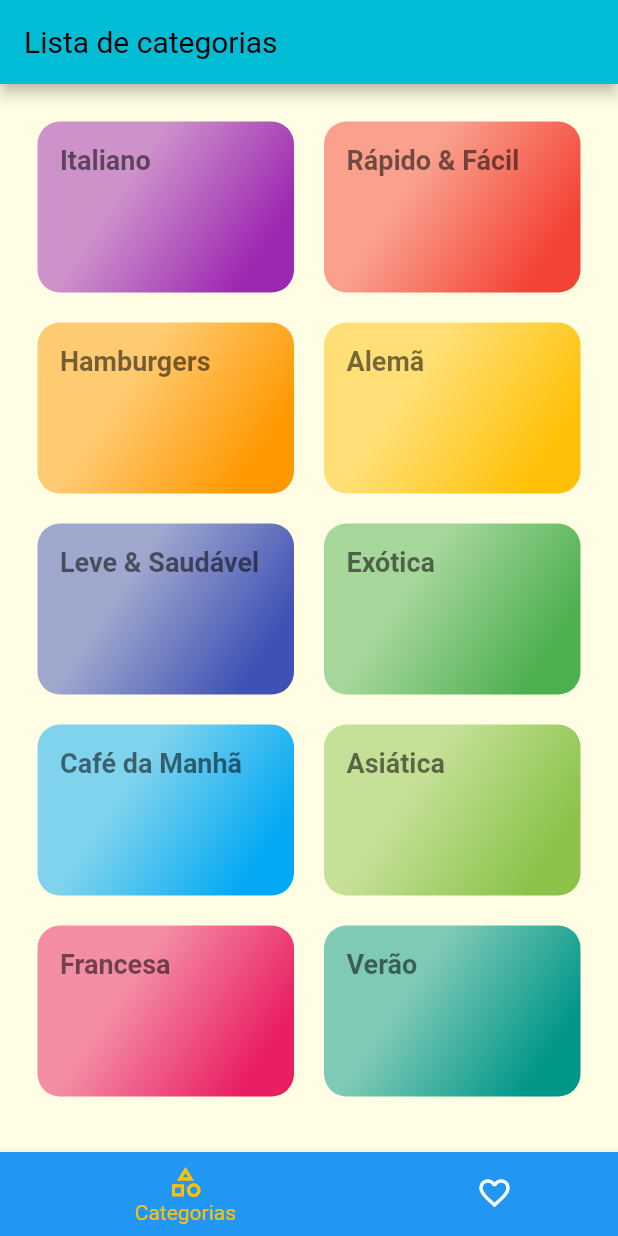
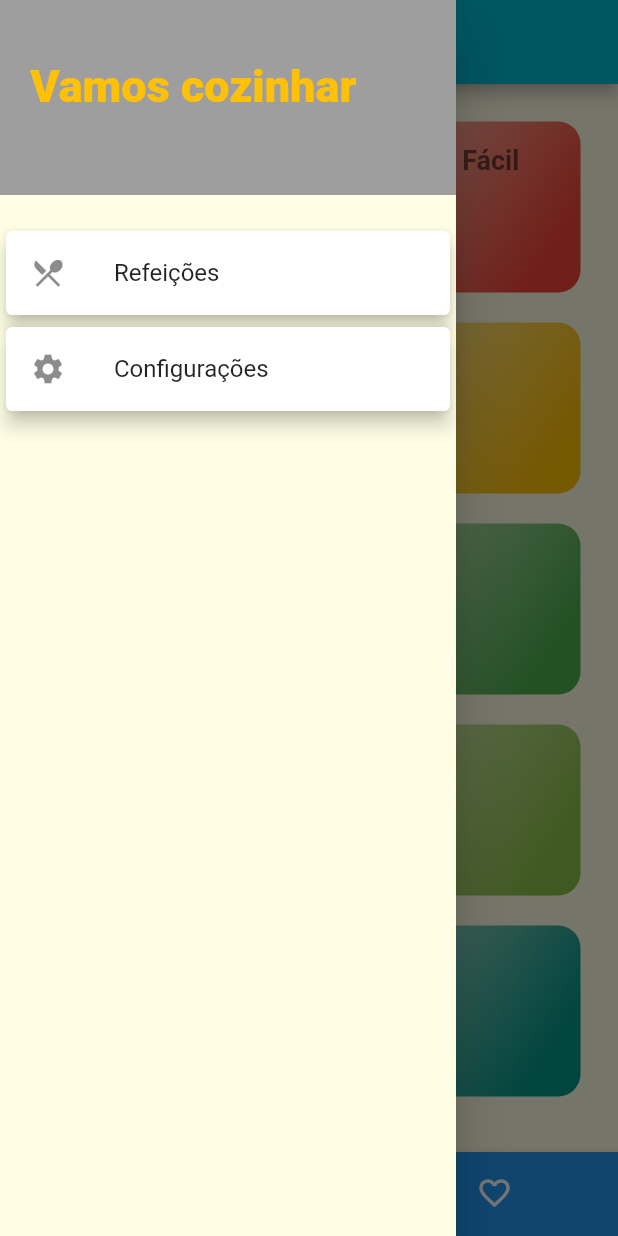
Before and after one commit to fabioassis34/app-refeicao, a Flutter app: the screen it shows after launch, with the side drawer open (before the commit the screen has no drawer), on a phone screen of 412 x 824 dp. Run offline on Flutter 3.47's test engine with Material 2 defaults, Android fonts, the light colour scheme and no system bars.

Commit message:
criando Drawer e tela de configurações

```diff
--- /dev/null
+++ b/lib/components/main_drawer.dart
@@ -0,0 +1,59 @@
+// ignore_for_file: prefer_const_constructors, prefer_const_literals_to_create_immutables
+
+import 'package:flutter/material.dart';
+import 'package:refeicao/utils/app_routes.dart';
+
+class MainDrawer extends StatelessWidget {
+  const MainDrawer({Key? key}) : super(key: key);
+
+  @override
+  Widget build(BuildContext context) {
+    Widget _createItem(IconData icon, String label, String route) {
+      return Card(
+        elevation: 5,
+        child: ListTile(
+          leading: Icon(icon),
+          title: Text(
+            label,
+            style: TextStyle(fontSize: 16),
+          ),
+          onTap: () => Navigator.of(context).pushReplacementNamed(route),
+        ),
+      );
+    }
+
+    return Drawer(
+      child: Column(
+        children: [
+          Container(
+            height: 130,
+            width: double.infinity,
+            color: Theme.of(context).colorScheme.tertiary,
+            padding: const EdgeInsets.all(20),
+            child: SafeArea(
+              child: Padding(
+                padding: const EdgeInsets.only(top: 20),
+                child: Text(
+                  'Vamos cozinhar',
+                  style: TextStyle(
+                    fontWeight: FontWeight.w900,
+                    fontSize: 30,
+                    color: Theme.of(context).colorScheme.secondary,
+                  ),
+                ),
+              ),
+            ),
+          ),
+          Divider(
+            height: 20,
+            thickness: 0.1,
+          ),
+          _createItem(
+              Icons.restaurant_menu_outlined, 'Refeições', AppRoutes.home),
+          _createItem(
+              Icons.settings, 'Configurações', AppRoutes.settingsScreen),
+        ],
+      ),
+    );
+  }
+}
--- a/lib/main.dart
+++ b/lib/main.dart
@@ -1,10 +1,11 @@
 import 'package:flutter/material.dart';
 import 'package:refeicao/screens/categories_meals_screen.dart';
 import 'package:refeicao/screens/meal_datail_screen.dart';
+import 'package:refeicao/screens/settings_screen.dart';
 import 'package:refeicao/screens/tabs_screen.dart';
 import 'package:refeicao/utils/app_routes.dart';
 
-void main() => runApp(MyApp());
+void main() => runApp(const MyApp());
 
 class MyApp extends StatelessWidget {
   const MyApp({Key? key}) : super(key: key);
@@ -33,6 +34,7 @@ class MyApp extends StatelessWidget {
         AppRoutes.home: (ctx) => const TabsScreen(),
         AppRoutes.categoriesMeals: (ctx) => const CategoriesMealsScreen(),
         AppRoutes.mealDetail: (ctx) => const MealDetailScreen(),
+        AppRoutes.settingsScreen: (ctx) => const SettingsScreen(),
       },
     );
   }
--- a/lib/screens/tabs_screen.dart
+++ b/lib/screens/tabs_screen.dart
@@ -1,6 +1,7 @@
 // ignore_for_file: prefer_const_constructors
 
 import 'package:flutter/material.dart';
+import 'package:refeicao/components/main_drawer.dart';
 import 'package:refeicao/screens/categories_screen.dart';
 import 'package:refeicao/screens/favorite_screen.dart';
 
@@ -37,6 +38,7 @@ class _TabsScreenState extends State<TabsScreen> {
         title: Text(_screens[_selectedScreenIndex]['title'] as String),
       ),
       body: _screens[_selectedScreenIndex]['screen'] as Widget,
+      drawer: MainDrawer(),
       bottomNavigationBar: BottomNavigationBar(
         elevation: 5,
         unselectedItemColor: Colors.white,
--- a/lib/utils/app_routes.dart
+++ b/lib/utils/app_routes.dart
@@ -2,4 +2,5 @@ class AppRoutes {
   static const home = '/';
   static const categoriesMeals = '/categories-meals';
   static const mealDetail = '/meal-detail';
+  static const settingsScreen = '/settings-screen';
 }
```
Also changed, not shown: lib/models/settings.dart (added, +13 -0 lines), lib/screens/settings_screen.dart (added, +70 -0 lines).
